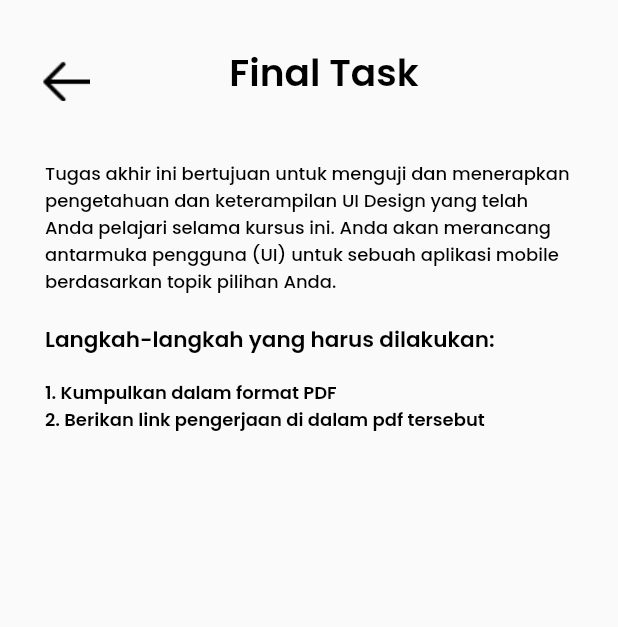
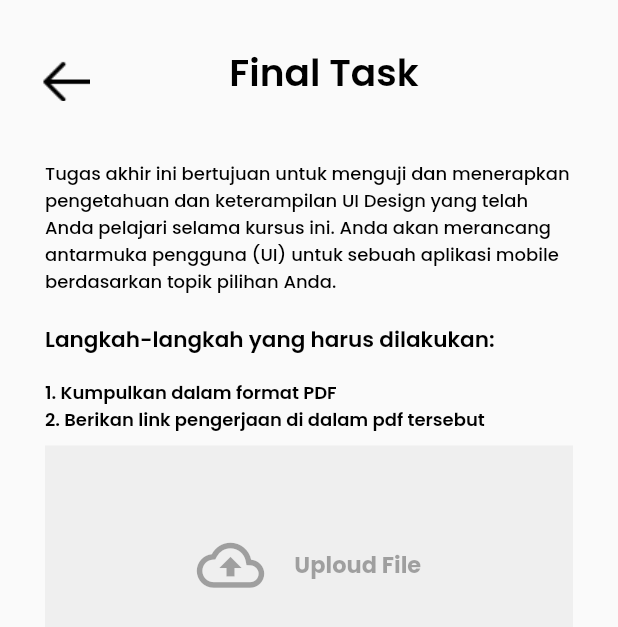
Before and after one commit to Capstone-Project-Kelompok-11/frontend-mobile-flutter, a Flutter app: the FInaltask screen opened directly, on a phone screen of 412 x 824 dp. Shown: the top 627 px of the screen. Run offline on Flutter 3.47's test engine with Material 2 defaults, Android fonts, the phone set to English and light mode, and no system bars; our stand-ins replace carousel_slider, cool_alert, flutter_rating_bar, flutter_svg, google_fonts, loading_animation_widget; missing offline and left inert: simple_animation_progress_bar.

Commit message:
menambahkan ui file picker

```diff
--- a/lib/View/widgets/final_task/final_body.dart
+++ b/lib/View/widgets/final_task/final_body.dart
@@ -1,4 +1,5 @@
 import 'package:flutter/material.dart';
+// import 'package:file_picker/file_picker.dart';
 import 'package:lms_apps/View/screens/theme/theme.dart';
 
 class FinalBody extends StatelessWidget {
@@ -8,9 +9,7 @@ class FinalBody extends StatelessWidget {
   Widget build(BuildContext context) {
     return Padding(
       padding: const EdgeInsets.symmetric(horizontal: 30),
-      child: Stack(
-        children: [
-          Column(
+      child: Column(
         crossAxisAlignment: CrossAxisAlignment.start,
         children: [
           Text(
@@ -54,7 +53,51 @@ class FinalBody extends StatelessWidget {
               color: Colors.black,
             ),
           ),
+          const SizedBox(
+            height: 8,
+          ),
+          GestureDetector(
+            // onTap: () async {
+            //   final result = await FilePicker.platform.pickfiles();
+            //   if (result = null) return;
+            //   final file = result.files.first;
+            //   openFIle(file);
+            // },
+            child: Container(
+              color: const Color(0xFFEFEFEF),
+              height: 159,
+              // width: 332,
+              width: double.infinity,
+              child: Center(
+                child: Column(
+                  mainAxisAlignment: MainAxisAlignment.center,
+                  children: [
+                    Row(
+                      mainAxisAlignment: MainAxisAlignment.center,
+                      children: [
+                        Icon(
+                          Icons.cloud_upload_outlined,
+                          size: 45,
+                          color: const Color(0xff262626).withOpacity(0.4),
+                        ),
+                        const SizedBox(
+                          width: 20,
+                        ),
+                        Text(
+                          "Uploud File",
+                          style: blackTextStyle.copyWith(
+                            fontWeight: FontWeight.w700,
+                            fontSize: 15,
+                            color: const Color(0xFF262626).withOpacity(0.4),
+                            // color: Colors.red,
+                          ),
+                        ),
                       ],
+                    )
+                  ],
+                ),
+              ),
+            ),
           )
         ],
       ),
--- a/pubspec.yaml
+++ b/pubspec.yaml
@@ -44,6 +44,7 @@ dependencies:
   flutter_rating_bar: ^4.0.1
   carousel_slider: ^4.2.1
   flutter_html: ^3.0.0-beta.2
+  file_picker: ^5.3.2
 
 
 dev_dependencies:
```
Also changed, not shown: pubspec.lock. Lines whose indentation alone changed are shown as unchanged.
